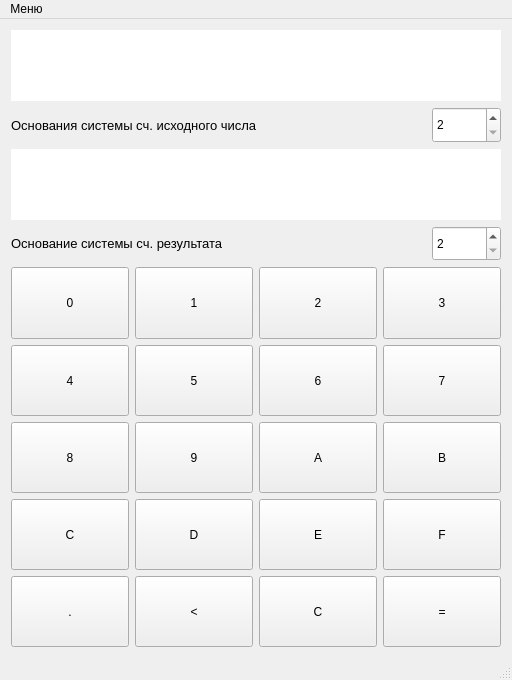
Qt form PNumberCalculator-master/mainwindow.ui (Pavel-Kr/STP2) before a commit.
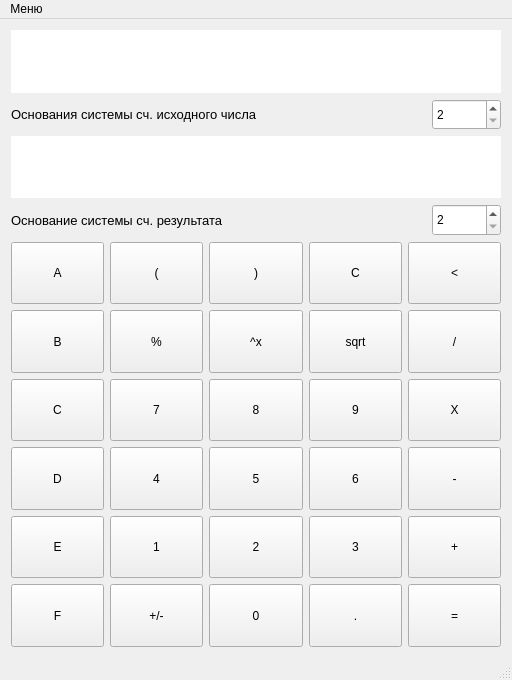
The same form after that commit.

Diff of the .ui file:
```diff
--- a/PNumberCalculator-master/mainwindow.ui
+++ b/PNumberCalculator-master/mainwindow.ui
@@ -31,8 +31,11 @@
   <property name="windowTitle">
    <string>MainWindow</string>
   </property>
+  <property name="styleSheet">
+   <string notr="true"/>
+  </property>
   <widget class="QWidget" name="centralWidget">
-   <layout class="QVBoxLayout" name="verticalLayout" stretch="2,1,2,1,2,2,2,2,2">
+   <layout class="QVBoxLayout" name="verticalLayout" stretch="2,1,2,1,2,2,2,2,2,2">
     <item>
      <widget class="QLineEdit" name="le_input">
       <property name="sizePolicy">
@@ -41,6 +44,9 @@
         <verstretch>0</verstretch>
        </sizepolicy>
       </property>
+      <property name="styleSheet">
+       <string notr="true"/>
+      </property>
       <property name="text">
        <string/>
       </property>
@@ -135,22 +141,28 @@
      </layout>
     </item>
     <item>
-     <layout class="QHBoxLayout" name="horizontalLayout_6" stretch="0,0,0,0">
+     <layout class="QHBoxLayout" name="horizontalLayout_6" stretch="1,1,1,1,1">
       <item>
-       <widget class="QPushButton" name="btn_0">
+       <widget class="QPushButton" name="btn_a">
         <property name="sizePolicy">
          <sizepolicy hsizetype="Minimum" vsizetype="Minimum">
           <horstretch>0</horstretch>
           <verstretch>0</verstretch>
          </sizepolicy>
         </property>
+        <property name="styleSheet">
+         <string notr="true"/>
+        </property>
         <property name="text">
-         <string>0</string>
+         <string>A</string>
         </property>
        </widget>
       </item>
       <item>
-       <widget class="QPushButton" name="btn_1">
+       <widget class="QPushButton" name="btn_brackets_1">
+        <property name="enabled">
+         <bool>true</bool>
+        </property>
         <property name="sizePolicy">
          <sizepolicy hsizetype="Minimum" vsizetype="Minimum">
           <horstretch>0</horstretch>
@@ -161,25 +173,31 @@
          <string notr="true"/>
         </property>
         <property name="text">
-         <string>1</string>
+         <string>(</string>
         </property>
        </widget>
       </item>
       <item>
-       <widget class="QPushButton" name="btn_2">
+       <widget class="QPushButton" name="btn_brackets_2">
+        <property name="enabled">
+         <bool>true</bool>
+        </property>
         <property name="sizePolicy">
          <sizepolicy hsizetype="Minimum" vsizetype="Minimum">
           <horstretch>0</horstretch>
           <verstretch>0</verstretch>
          </sizepolicy>
         </property>
+        <property name="styleSheet">
+         <string notr="true"/>
+        </property>
         <property name="text">
-         <string>2</string>
+         <string>)</string>
         </property>
        </widget>
       </item>
       <item>
-       <widget class="QPushButton" name="btn_3">
+       <widget class="QPushButton" name="btn_clear">
         <property name="sizePolicy">
          <sizepolicy hsizetype="Minimum" vsizetype="Minimum">
           <horstretch>0</horstretch>
@@ -187,16 +205,29 @@
          </sizepolicy>
         </property>
         <property name="text">
-         <string>3</string>
+         <string>C</string>
         </property>
        </widget>
       </item>
+      <item>
+       <widget class="QPushButton" name="btn_delete">
+        <property name="sizePolicy">
+         <sizepolicy hsizetype="Minimum" vsizetype="Minimum">
+          <horstretch>0</horstretch>
+          <verstretch>0</verstretch>
+         </sizepolicy>
+        </property>
+        <property name="text">
+         <string>&lt;</string>
+        </property>
+       </widget>
+      </item>
      </layout>
     </item>
     <item>
-     <layout class="QHBoxLayout" name="horizontalLayout_3" stretch="0,0,0,0">
+     <layout class="QHBoxLayout" name="horizontalLayout_3" stretch="1,1,1,1,1">
       <item>
-       <widget class="QPushButton" name="btn_4">
+       <widget class="QPushButton" name="btn_b">
         <property name="sizePolicy">
          <sizepolicy hsizetype="Minimum" vsizetype="Minimum">
           <horstretch>0</horstretch>
@@ -207,25 +238,28 @@
          <string notr="true"/>
         </property>
         <property name="text">
-         <string>4</string>
+         <string>B</string>
         </property>
        </widget>
       </item>
       <item>
-       <widget class="QPushButton" name="btn_5">
+       <widget class="QPushButton" name="btn_percent">
         <property name="sizePolicy">
          <sizepolicy hsizetype="Minimum" vsizetype="Minimum">
           <horstretch>0</horstretch>
           <verstretch>0</verstretch>
          </sizepolicy>
         </property>
+        <property name="styleSheet">
+         <string notr="true"/>
+        </property>
         <property name="text">
-         <string>5</string>
+         <string>%</string>
         </property>
        </widget>
       </item>
       <item>
-       <widget class="QPushButton" name="btn_6">
+       <widget class="QPushButton" name="btn_pow">
         <property name="sizePolicy">
          <sizepolicy hsizetype="Minimum" vsizetype="Minimum">
           <horstretch>0</horstretch>
@@ -233,7 +267,53 @@
          </sizepolicy>
         </property>
         <property name="text">
-         <string>6</string>
+         <string>^x</string>
+        </property>
+       </widget>
+      </item>
+      <item>
+       <widget class="QPushButton" name="btn_sqrt">
+        <property name="sizePolicy">
+         <sizepolicy hsizetype="Minimum" vsizetype="Minimum">
+          <horstretch>0</horstretch>
+          <verstretch>0</verstretch>
+         </sizepolicy>
+        </property>
+        <property name="text">
+         <string>sqrt</string>
+        </property>
+       </widget>
+      </item>
+      <item>
+       <widget class="QPushButton" name="btn_divide">
+        <property name="sizePolicy">
+         <sizepolicy hsizetype="Minimum" vsizetype="Minimum">
+          <horstretch>0</horstretch>
+          <verstretch>0</verstretch>
+         </sizepolicy>
+        </property>
+        <property name="text">
+         <string>/</string>
+        </property>
+       </widget>
+      </item>
+     </layout>
+    </item>
+    <item>
+     <layout class="QHBoxLayout" name="horizontalLayout_5" stretch="1,1,1,1,1">
+      <item>
+       <widget class="QPushButton" name="btn_c">
+        <property name="sizePolicy">
+         <sizepolicy hsizetype="Minimum" vsizetype="Minimum">
+          <horstretch>0</horstretch>
+          <verstretch>0</verstretch>
+         </sizepolicy>
+        </property>
+        <property name="styleSheet">
+         <string notr="true"/>
+        </property>
+        <property name="text">
+         <string>C</string>
         </property>
        </widget>
       </item>
@@ -253,10 +333,6 @@
         </property>
        </widget>
       </item>
-     </layout>
-    </item>
-    <item>
-     <layout class="QHBoxLayout" name="horizontalLayout_5" stretch="0,0,0,0">
       <item>
        <widget class="QPushButton" name="btn_8">
         <property name="sizePolicy">
@@ -284,57 +360,22 @@
        </widget>
       </item>
       <item>
-       <widget class="QPushButton" name="btn_a">
+       <widget class="QPushButton" name="btn_multiple">
         <property name="sizePolicy">
          <sizepolicy hsizetype="Minimum" vsizetype="Minimum">
           <horstretch>0</horstretch>
           <verstretch>0</verstretch>
          </sizepolicy>
         </property>
-        <property name="styleSheet">
-         <string notr="true"/>
-        </property>
         <property name="text">
-         <string>A</string>
-        </property>
-       </widget>
-      </item>
-      <item>
-       <widget class="QPushButton" name="btn_b">
-        <property name="sizePolicy">
-         <sizepolicy hsizetype="Minimum" vsizetype="Minimum">
-          <horstretch>0</horstretch>
-          <verstretch>0</verstretch>
-         </sizepolicy>
-        </property>
-        <property name="styleSheet">
-         <string notr="true"/>
-        </property>
-        <property name="text">
-         <string>B</string>
+         <string>X</string>
         </property>
        </widget>
       </item>
      </layout>
     </item>
     <item>
-     <layout class="QHBoxLayout" name="horizontalLayout_4" stretch="0,0,0,0">
-      <item>
-       <widget class="QPushButton" name="btn_c">
-        <property name="sizePolicy">
-         <sizepolicy hsizetype="Minimum" vsizetype="Minimum">
-          <horstretch>0</horstretch>
-          <verstretch>0</verstretch>
-         </sizepolicy>
-        </property>
-        <property name="styleSheet">
-         <string notr="true"/>
-        </property>
-        <property name="text">
-         <string>C</string>
-        </property>
-       </widget>
-      </item>
+     <layout class="QHBoxLayout" name="horizontalLayout_4" stretch="1,1,1,1,1">
       <item>
        <widget class="QPushButton" name="btn_d">
         <property name="sizePolicy">
@@ -352,6 +393,65 @@
        </widget>
       </item>
       <item>
+       <widget class="QPushButton" name="btn_4">
+        <property name="sizePolicy">
+         <sizepolicy hsizetype="Minimum" vsizetype="Minimum">
+          <horstretch>0</horstretch>
+          <verstretch>0</verstretch>
+         </sizepolicy>
+        </property>
+        <property name="styleSheet">
+         <string notr="true"/>
+        </property>
+        <property name="text">
+         <string>4</string>
+        </property>
+       </widget>
+      </item>
+      <item>
+       <widget class="QPushButton" name="btn_5">
+        <property name="sizePolicy">
+         <sizepolicy hsizetype="Minimum" vsizetype="Minimum">
+          <horstretch>0</horstretch>
+          <verstretch>0</verstretch>
+         </sizepolicy>
+        </property>
+        <property name="text">
+         <string>5</string>
+        </property>
+       </widget>
+      </item>
+      <item>
+       <widget class="QPushButton" name="btn_6">
+        <property name="sizePolicy">
+         <sizepolicy hsizetype="Minimum" vsizetype="Minimum">
+          <horstretch>0</horstretch>
+          <verstretch>0</verstretch>
+         </sizepolicy>
+        </property>
+        <property name="text">
+         <string>6</string>
+        </property>
+       </widget>
+      </item>
+      <item>
+       <widget class="QPushButton" name="btn_minus">
+        <property name="sizePolicy">
+         <sizepolicy hsizetype="Minimum" vsizetype="Minimum">
+          <horstretch>0</horstretch>
+          <verstretch>0</verstretch>
+         </sizepolicy>
+        </property>
+        <property name="text">
+         <string>-</string>
+        </property>
+       </widget>
+      </item>
+     </layout>
+    </item>
+    <item>
+     <layout class="QHBoxLayout" name="horizontalLayout" stretch="1,1,1,1,1">
+      <item>
        <widget class="QPushButton" name="btn_e">
         <property name="sizePolicy">
          <sizepolicy hsizetype="Minimum" vsizetype="Minimum">
@@ -368,6 +468,65 @@
        </widget>
       </item>
       <item>
+       <widget class="QPushButton" name="btn_1">
+        <property name="sizePolicy">
+         <sizepolicy hsizetype="Minimum" vsizetype="Minimum">
+          <horstretch>0</horstretch>
+          <verstretch>0</verstretch>
+         </sizepolicy>
+        </property>
+        <property name="styleSheet">
+         <string notr="true"/>
+        </property>
+        <property name="text">
+         <string>1</string>
+        </property>
+       </widget>
+      </item>
+      <item>
+       <widget class="QPushButton" name="btn_2">
+        <property name="sizePolicy">
+         <sizepolicy hsizetype="Minimum" vsizetype="Minimum">
+          <horstretch>0</horstretch>
+          <verstretch>0</verstretch>
+         </sizepolicy>
+        </property>
+        <property name="text">
+         <string>2</string>
+        </property>
+       </widget>
+      </item>
+      <item>
+       <widget class="QPushButton" name="btn_3">
+        <property name="sizePolicy">
+         <sizepolicy hsizetype="Minimum" vsizetype="Minimum">
+          <horstretch>0</horstretch>
+          <verstretch>0</verstretch>
+         </sizepolicy>
+        </property>
+        <property name="text">
+         <string>3</string>
+        </property>
+       </widget>
+      </item>
+      <item>
+       <widget class="QPushButton" name="btn_plus">
+        <property name="sizePolicy">
+         <sizepolicy hsizetype="Minimum" vsizetype="Minimum">
+          <horstretch>0</horstretch>
+          <verstretch>0</verstretch>
+         </sizepolicy>
+        </property>
+        <property name="text">
+         <string>+</string>
+        </property>
+       </widget>
+      </item>
+     </layout>
+    </item>
+    <item>
+     <layout class="QHBoxLayout" name="horizontalLayout_2" stretch="1,1,1,1,1">
+      <item>
        <widget class="QPushButton" name="btn_f">
         <property name="sizePolicy">
          <sizepolicy hsizetype="Minimum" vsizetype="Minimum">
@@ -383,10 +542,35 @@
         </property>
        </widget>
       </item>
-     </layout>
-    </item>
-    <item>
-     <layout class="QHBoxLayout" name="horizontalLayout_2" stretch="0,0,0,0">
+      <item>
+       <widget class="QPushButton" name="btn_reverse">
+        <property name="sizePolicy">
+         <sizepolicy hsizetype="Minimum" vsizetype="Minimum">
+          <horstretch>0</horstretch>
+          <verstretch>0</verstretch>
+         </sizepolicy>
+        </property>
+        <property name="styleSheet">
+         <string notr="true"/>
+        </property>
+        <property name="text">
+         <string>+/-</string>
+        </property>
+       </widget>
+      </item>
+      <item>
+       <widget class="QPushButton" name="btn_0">
+        <property name="sizePolicy">
+         <sizepolicy hsizetype="Minimum" vsizetype="Minimum">
+          <horstretch>0</horstretch>
+          <verstretch>0</verstretch>
+         </sizepolicy>
+        </property>
+        <property name="text">
+         <string>0</string>
+        </property>
+       </widget>
+      </item>
       <item>
        <widget class="QPushButton" name="btn_point">
         <property name="sizePolicy">
@@ -400,32 +584,6 @@
         </property>
        </widget>
       </item>
-      <item>
-       <widget class="QPushButton" name="btn_delete">
-        <property name="sizePolicy">
-         <sizepolicy hsizetype="Minimum" vsizetype="Minimum">
-          <horstretch>0</horstretch>
-          <verstretch>0</verstretch>
-         </sizepolicy>
-        </property>
-        <property name="text">
-         <string>&lt;</string>
-        </property>
-       </widget>
-      </item>
-      <item>
-       <widget class="QPushButton" name="btn_clear">
-        <property name="sizePolicy">
-         <sizepolicy hsizetype="Minimum" vsizetype="Minimum">
-          <horstretch>0</horstretch>
-          <verstretch>0</verstretch>
-         </sizepolicy>
-        </property>
-        <property name="text">
-         <string>C</string>
-        </property>
-       </widget>
-      </item>
       <item>
        <widget class="QPushButton" name="btn_execute">
         <property name="sizePolicy">
```
